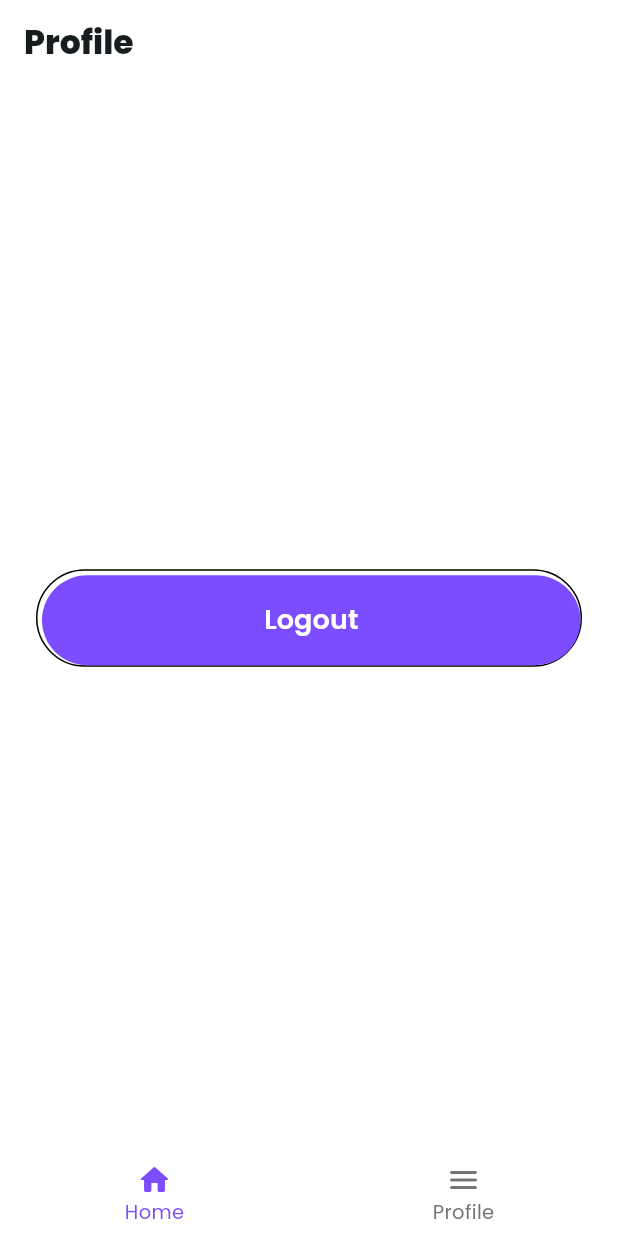
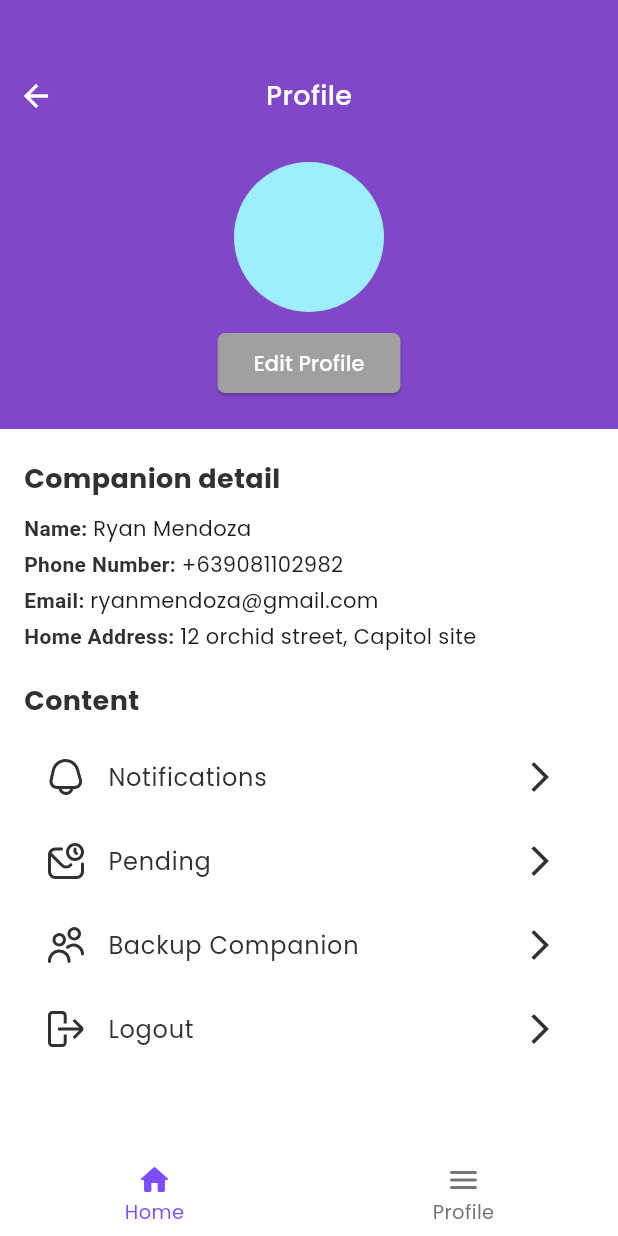
Before and after one commit to czarbasanal/wanderguard_companion_app, a Flutter app: the ProfileScreen screen opened by its route, on a phone screen of 412 x 824 dp. Run offline on Flutter 3.47's test engine with Material 3 defaults, Android fonts, the phone set to English and light mode, and no system bars; our stand-ins replace carousel_slider, cloud_firestore, firebase_auth, firebase_core, flutter_spinkit, flutter_svg and 9 more; missing offline and left inert: dynamic_multi_step_form; accounts and stored records are empty.

Commit message:
modified profile screen & restructured certain files

```diff
--- a/lib/routing/router.dart
+++ b/lib/routing/router.dart
@@ -9,7 +9,7 @@ import "../screens/auth/login_screen.dart";
 import "../screens/auth/onboarding_screen.dart";
 import "../screens/auth/signup_screen.dart";
 import "../screens/home_screen.dart";
-import "../screens/profile_screen.dart";
+import "../screens/profile/profile_screen.dart";
 import "../screens/screen_wrapper.dart";
 
 class GlobalRouter {
--- /dev/null
+++ b/lib/screens/profile/companion_detail.dart
@@ -0,0 +1,125 @@
+import 'package:flutter/material.dart';
+
+class CompanionDetail extends StatelessWidget {
+  final bool isEditMode;
+
+  CompanionDetail({required this.isEditMode});
+
+  @override
+  Widget build(BuildContext context) {
+    return Padding(
+      padding: const EdgeInsets.all(0.0),
+      child: Column(
+        crossAxisAlignment: CrossAxisAlignment.start,
+        children: [
+          Text(
+            'Companion detail',
+            style: TextStyle(
+              fontSize: 18,
+              fontWeight: FontWeight.bold,
+              color: Color(0xFF313131),
+            ),
+          ),
+          SizedBox(height: 10),
+          isEditMode
+              ? Column(
+                  crossAxisAlignment: CrossAxisAlignment.start,
+                  children: [
+                    TextFormField(
+                      initialValue: 'Ryan Mendoza',
+                      decoration: InputDecoration(
+                        labelText: 'Name',
+                      ),
+                    ),
+                    SizedBox(height: 10),
+                    TextFormField(
+                      initialValue: '+639081102982',
+                      decoration: InputDecoration(
+                        labelText: 'Phone Number',
+                      ),
+                    ),
+                    SizedBox(height: 10),
+                    TextFormField(
+                      initialValue: 'ryanmendoza@gmail.com',
+                      decoration: InputDecoration(
+                        labelText: 'Email',
+                      ),
+                    ),
+                    SizedBox(height: 10),
+                    TextFormField(
+                      initialValue: '12 orchid street, Capitol site',
+                      decoration: InputDecoration(
+                        labelText: 'Home Address',
+                      ),
+                    ),
+                  ],
+                )
+              : Column(
+                  crossAxisAlignment: CrossAxisAlignment.start,
+                  children: [
+                    Text.rich(
+                      TextSpan(
+                        children: [
+                          TextSpan(
+                            text: 'Name: ',
+                            style: TextStyle(
+                              fontWeight: FontWeight.bold,
+                              color: Color(0xFF313131),
+                            ),
+                          ),
+                          TextSpan(text: 'Ryan Mendoza'),
+                        ],
+                      ),
+                    ),
+                    SizedBox(height: 4),
+                    Text.rich(
+                      TextSpan(
+                        children: [
+                          TextSpan(
+                            text: 'Phone Number: ',
+                            style: TextStyle(
+                              fontWeight: FontWeight.bold,
+                              color: Color(0xFF313131),
+                            ),
+                          ),
+                          TextSpan(text: '+639081102982'),
+                        ],
+                      ),
+                    ),
+                    SizedBox(height: 4),
+                    Text.rich(
+                      TextSpan(
+                        children: [
+                          TextSpan(
+                            text: 'Email: ',
+                            style: TextStyle(
+                              fontWeight: FontWeight.bold,
+                              color: Color(0xFF313131),
+                            ),
+                          ),
+                          TextSpan(text: 'ryanmendoza@gmail.com'),
+                        ],
+                      ),
+                    ),
+                    SizedBox(height: 4),
+                    Text.rich(
+                      TextSpan(
+                        children: [
+                          TextSpan(
+                            text: 'Home Address: ',
+                            style: TextStyle(
+                              fontWeight: FontWeight.bold,
+                              color: Color(0xFF313131),
+                            ),
+                          ),
+                          TextSpan(text: '12 orchid street, Capitol site'),
+                        ],
+                      ),
+                    ),
+                  ],
+                ),
+        ],
+      ),
+    );
+  }
+}
--- /dev/null
+++ b/lib/screens/profile/profile_content.dart
@@ -0,0 +1,41 @@
+import 'package:flutter/material.dart';
+import '../../controllers/auth_controller.dart';
+import 'companion_detail.dart';
+import 'profile_screen.dart';
+
+class ProfileContent extends StatelessWidget {
+  final bool isEditMode;
+
+  ProfileContent({required this.isEditMode});
+
+  @override
+  Widget build(BuildContext context) {
+    return Padding(
+      padding: const EdgeInsets.symmetric(horizontal: 16.0),
+      child: Column(
+        crossAxisAlignment: CrossAxisAlignment.start,
+        children: [
+          CompanionDetail(isEditMode: isEditMode),
+          SizedBox(height: 20),
+          Section(title: 'Content', items: [
+            SectionItem(
+                iconPath: 'lib/assets/icons/notification.svg',
+                title: 'Notifications'),
+            SectionItem(
+                iconPath: 'lib/assets/icons/pending.svg', title: 'Pending'),
+            SectionItem(
+                iconPath: 'lib/assets/icons/patients.svg',
+                title: 'Backup Companion'),
+            SectionItem(
+                iconPath: 'lib/assets/icons/logout.svg',
+                title: 'Logout',
+                onTap: () {
+                  AuthController.instance.logout();
+                }),
+          ]),
+          SizedBox(height: 20),
+        ],
+      ),
+    );
+  }
+}
--- /dev/null
+++ b/lib/screens/profile/profile_screen.dart
@@ -0,0 +1,142 @@
+import 'package:flutter/material.dart';
+import 'package:flutter_svg/flutter_svg.dart';
+import 'package:google_fonts/google_fonts.dart';
+import '../../controllers/auth_controller.dart';
+import '../../utils/size_config.dart';
+import 'profile_content.dart';
+
+class ProfileScreen extends StatefulWidget {
+  static const route = '/profile';
+  static const name = 'Profile';
+
+  @override
+  _ProfileScreenState createState() => _ProfileScreenState();
+}
+
+class _ProfileScreenState extends State<ProfileScreen> {
+  bool isEditMode = false;
+  void toggleEditMode() {
+    setState(() {
+      isEditMode = !isEditMode;
+    });
+  }
+
+  @override
+  Widget build(BuildContext context) {
+    SizeConfig().init(context);
+
+    return Scaffold(
+      backgroundColor: Colors.white,
+      body: SingleChildScrollView(
+        child: Column(
+          children: [
+            Container(
+              color: Color(0XFF8048C8),
+              child: Column(
+                children: [
+                  SizedBox(height: 40),
+                  Row(
+                    mainAxisAlignment: MainAxisAlignment.spaceBetween,
+                    children: [
+                      IconButton(
+                        icon: Icon(Icons.arrow_back, color: Colors.white),
+                        onPressed: () {
+                          Navigator.of(context).pop();
+                        },
+                      ),
+                      Text(
+                        'Profile',
+                        style: GoogleFonts.poppins(
+                          textStyle: TextStyle(
+                              fontSize: 18,
+                              fontWeight: FontWeight.w500,
+                              color: Colors.white),
+                        ),
+                      ),
+                      SizedBox(width: 48),
+                    ],
+                  ),
+                  SizedBox(height: 20),
+                  CircleAvatar(
+                    radius: 50,
+                  ),
+                  SizedBox(height: 10),
+                  ElevatedButton(
+                    onPressed: toggleEditMode,
+                    child: Text(
+                      isEditMode ? 'Save Profile' : 'Edit Profile',
+                      style: TextStyle(color: Colors.white),
+                    ),
+                    style: ElevatedButton.styleFrom(
+                      backgroundColor: Color.fromARGB(255, 161, 159, 159),
+                      shape: RoundedRectangleBorder(
+                        borderRadius: BorderRadius.circular(5.0),
+                      ),
+                    ),
+                  ),
+                  SizedBox(height: 20),
+                ],
+              ),
+            ),
+            SizedBox(height: 20),
+            ProfileContent(isEditMode: isEditMode),
+          ],
+        ),
+      ),
+    );
+  }
+}
+
+class Section extends StatelessWidget {
+  final String title;
+  final List<SectionItem> items;
+
+  Section({required this.title, required this.items});
+
+  @override
+  Widget build(BuildContext context) {
+    return Column(
+      crossAxisAlignment: CrossAxisAlignment.start,
+      children: [
+        Text(title,
+            style: TextStyle(
+              fontSize: 18,
+              fontWeight: FontWeight.bold,
+              color: Color(0xFF313131),
+            )),
+        SizedBox(height: 10),
+        ...items
+            .map((item) => ListTile(
+                  leading: SvgPicture.asset(
+                    item.iconPath,
+                    width: 24,
+                    height: 24,
+                    color: Color(0xFF313131),
+                  ),
+                  title: Text(
+                    item.title,
+                    style: TextStyle(color: Color(0xFF313131)),
+                  ),
+                  trailing:
+                      Icon(Icons.arrow_forward_ios, color: Color(0xFF313131)),
+                  onTap: item.onTap,
+                ))
+            .toList(),
+      ],
+    );
+  }
+}
+
+class SectionItem {
+  final String title;
+  final String iconPath;
+  final VoidCallback? onTap;
+
+  SectionItem({required this.iconPath, required this.title, this.onTap});
+}
+
+void main() {
+  runApp(MaterialApp(
+    home: ProfileScreen(),
+  ));
+}
--- a/lib/screens/profile_screen.dart
+++ /dev/null
@@ -1,56 +0,0 @@
-import 'package:flutter/material.dart';
-
-import '../controllers/auth_controller.dart';
-
-class ProfileScreen extends StatelessWidget {
-  static const route = '/profile';
-  static const name = 'Profile';
-
-  @override
-  Widget build(BuildContext context) {
-    return Scaffold(
-      backgroundColor: Colors.white,
-      appBar: AppBar(
-        title: const Text('Profile',
-            style: TextStyle(fontWeight: FontWeight.w800)),
-        backgroundColor: Colors.white,
-        surfaceTintColor: Colors.white,
-        elevation: 0,
-      ),
-      body: Center(
-        child: Padding(
-          padding: const EdgeInsets.symmetric(vertical: 40.0, horizontal: 24),
-          child: Container(
-            padding: const EdgeInsets.only(top: 3, left: 3),
-            decoration: BoxDecoration(
-                borderRadius: BorderRadius.circular(50),
-                border: const Border(
-                  bottom: BorderSide(color: Colors.black),
-                  top: BorderSide(color: Colors.black),
-                  left: BorderSide(color: Colors.black),
-                  right: BorderSide(color: Colors.black),
-                )),
-            child: MaterialButton(
-              minWidth: double.infinity,
-              height: 60,
-              onPressed: () {
-                AuthController.instance.logout();
-              },
-              color: Colors.deepPurpleAccent,
-              elevation: 0,
-              shape: RoundedRectangleBorder(
-                  borderRadius: BorderRadius.circular(50)),
-              child: const Text(
-                "Logout",
-                style: TextStyle(
-                    fontWeight: FontWeight.w600,
-                    fontSize: 18,
-                    color: Colors.white),
-              ),
-            ),
-          ),
-        ),
-      ),
-    );
-  }
-}
--- a/lib/screens/screen_wrapper.dart
+++ b/lib/screens/screen_wrapper.dart
@@ -3,7 +3,7 @@
 
 import '../routing/router.dart';
 import 'home_screen.dart';
-import 'profile_screen.dart';
+import 'profile/profile_screen.dart';
 
 class ScreenWrapper extends StatefulWidget {
   final Widget? child;
```
Also changed, not shown: pubspec.yaml (+2 -10 lines), lib/assets/icons/logout.svg (added), lib/assets/icons/pending.svg (added), lib/screens/onboarding/on_boarding_screen.dart (renamed from lib/screens/on_boarding_screen.dart), lib/screens/onboarding/splash_screen.dart (renamed from lib/screens/splash_screen.dart).
